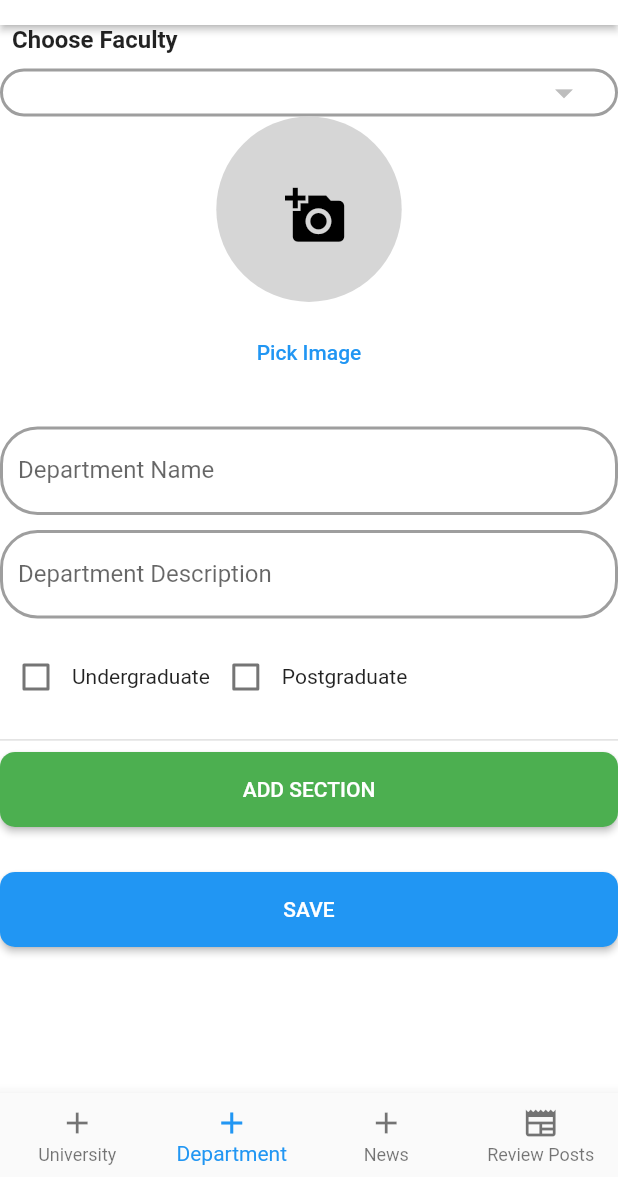
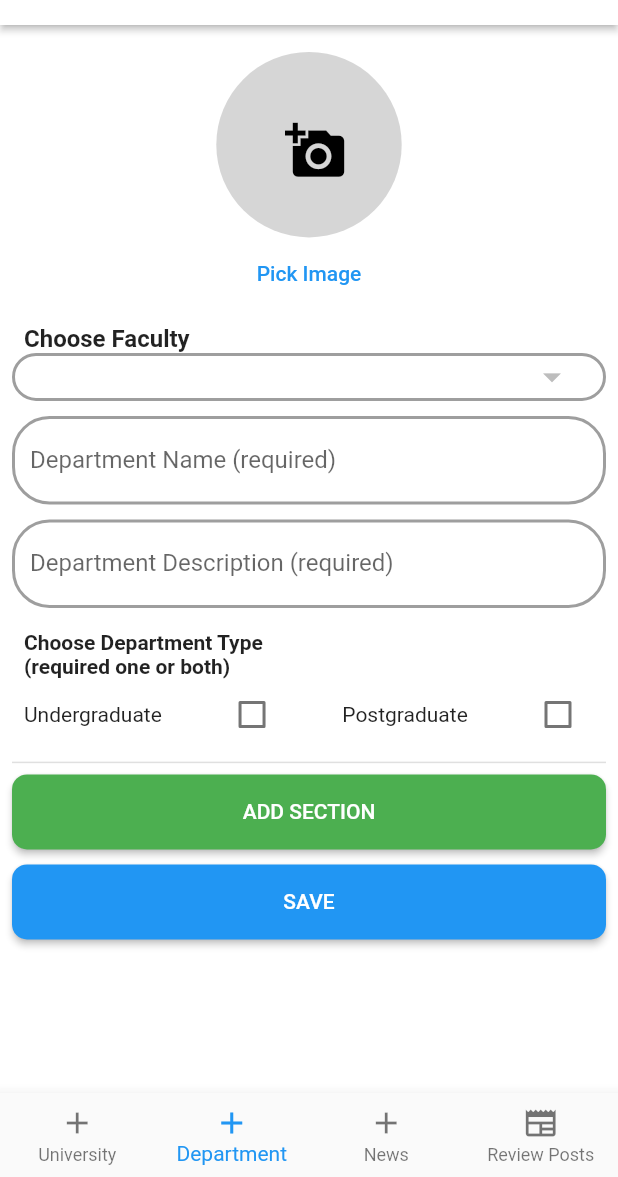
Before and after one commit to Hazem010h/admin_alex_uni, a Flutter app: the LayoutScreen screen opened directly, item 2 of the bottom bar chosen, on a phone screen of 412 x 824 dp, the part 59-1236 px from its top. Run offline on Flutter 3.47's test engine with Material 2 defaults, Android fonts, the phone set to English and light mode, and no system bars; our stand-ins replace another_flushbar, bloc, cloud_firestore, conditional_builder_null_safety, firebase_auth, firebase_core and 7 more; accounts and stored records are empty.

Commit message:
some add departments edits

```diff
--- a/lib/screens/add_department_screen.dart
+++ b/lib/screens/add_department_screen.dart
@@ -30,12 +30,20 @@ class _AddDepartmentScreenState extends State<AddDepartmentScreen> {
   String? mainDescription;
   List<String?> descriptions = [];
   TextEditingController departmentNameController = TextEditingController();
-  TextEditingController departmentdescriptionsController = TextEditingController();
+  TextEditingController departmentdescriptionsController =
+      TextEditingController();
 
-  // Variables for radio buttons
-bool? isUnderGraduateList =false;
-  bool? isPostGraduateList =false;
+  bool? isUnderGraduateList = false;
+  bool? isPostGraduateList = false;
 
+  bool showErrorMessage = false;
+
+  @override
+  void initState() {
+    // TODO: implement initState
+    super.initState();
+    AppCubit.get(context).getUniversities();
+  }
 
   @override
   Widget build(BuildContext context) {
@@ -67,9 +75,46 @@ bool? isUnderGraduateList =false;
       },
       builder: (context, state) {
         AppCubit cubit = AppCubit.get(context);
-        return SingleChildScrollView(
+        return Padding(
+          padding: const EdgeInsets.all(8.0),
+          child: SingleChildScrollView(
             child: Column(
               children: [
+                SizedBox(
+                  height: 10.0,
+                ),
+                Center(
+                  child: CircleAvatar(
+                    radius: MediaQuery.of(context).size.width * 0.15,
+                    backgroundColor: mainImage == null
+                        ? Colors.grey[350]
+                        : Theme.of(context).scaffoldBackgroundColor,
+                    child: mainImage == null
+                        ? IconButton(
+                            onPressed: () {},
+                            icon: Icon(
+                              Icons.add_a_photo,
+                              color: Colors.black,
+                              size: MediaQuery.of(context).size.width * 0.1,
+                            ),
+                          )
+                        : Image.file(mainImage!),
+                  ),
+                ),
+                Center(
+                  child: TextButton(
+                    onPressed: () async {
+                      mainImage = await pickImage();
+                      setState(() {
+                        mainImage;
+                      });
+                    },
+                    child: const Text('Pick Image'),
+                  ),
+                ),
+                const SizedBox(
+                  height: 10,
+                ),
                 Row(
                   children: [
                     Padding(
@@ -83,9 +128,6 @@ bool? isUnderGraduateList =false;
                       ),
                     ),
                   ],
-              ),
-              SizedBox(
-                height: 10.0,
                 ),
                 Container(
                   decoration: BoxDecoration(
@@ -122,46 +164,11 @@ bool? isUnderGraduateList =false;
                     },
                   ),
                 ),
-              Center(
-                child: CircleAvatar(
-                  radius: MediaQuery.of(context).size.width * 0.15,
-                  backgroundColor: mainImage == null
-                      ? Colors.grey[350]
-                      : Theme.of(context).scaffoldBackgroundColor,
-                  child:mainImage == null
-                      ? IconButton(
-                    onPressed: () {},
-                    icon: Icon(
-                      Icons.add_a_photo,
-                      color: Colors.black,
-                      size: MediaQuery.of(context).size.width * 0.1,
-                    ),
-                  )
-                      : Image.file(mainImage!),
-                ),
-              ),
                 const SizedBox(
-                height: 10,
-              ),
-              Center(
-                child: TextButton(
-                  onPressed: () async {
-                    mainImage = await pickImage();
-                    setState(() {
-                      mainImage;
-                    });
-                  },
-                  child: const Text('Pick Image'),
-                ),
-              ),
-              const SizedBox(
-                height: 10,
-              ),
-              const SizedBox(
-                height: 10,
+                  height: 5,
                 ),
                 reusableTextFormField(
-                label: 'Department Name',
+                  label: 'Department Name (required)',
                   onChanged: (value) {
                     mainTitle = value;
                     return null;
@@ -171,7 +178,7 @@ bool? isUnderGraduateList =false;
                   onTap: () {},
                 ),
                 reusableTextFormField(
-                label: 'Department Description',
+                  label: 'Department Description (required)',
                   onChanged: (value) {
                     mainDescription = value;
                     return null;
@@ -183,37 +190,46 @@ bool? isUnderGraduateList =false;
                 const SizedBox(
                   height: 10,
                 ),
-
-              Row(
+                Container(
+                  width: double.infinity,
+                  padding: const EdgeInsets.symmetric(horizontal: 8.0),
+                  child: Text(
+                    'Choose Department Type\n(required one or both)',
+                    textAlign: TextAlign.start,
+                    style: TextStyle(
+                      fontWeight: FontWeight.bold,
+                    ),
+                  ),
+                ),
+                Padding(
+                  padding: const EdgeInsets.symmetric(horizontal: 8.0),
+                  child: Row(
+                    mainAxisAlignment: MainAxisAlignment.spaceBetween,
                     children: [
+                      Text('Undergraduate'),
                       Checkbox(
                         value: isUnderGraduateList ?? false,
                         onChanged: (value) {
                           setState(() {
                             isUnderGraduateList = value;
-
                           });
                         },
                       ),
-                  Text('Undergraduate'),
+                      Text('Postgraduate'),
                       Checkbox(
-                    value: isPostGraduateList?? false,
+                        value: isPostGraduateList ?? false,
                         onChanged: (value) {
                           setState(() {
                             isPostGraduateList = value;
                           });
                         },
                       ),
-                  Text('Postgraduate'),
                     ],
                   ),
-              const SizedBox(
-                height: 10,
                 ),
                 Divider(
                   thickness: 1.0,
                 ),
-
                 ListView.separated(
                   shrinkWrap: true,
                   physics: const NeverScrollableScrollPhysics(),
@@ -227,18 +243,12 @@ bool? isUnderGraduateList =false;
                   },
                   itemCount: sectionNumber,
                 ),
-
                 reusableElevatedButton(
                   label: 'add section',
                   backColor: Colors.green,
                   function: () {
                     setState(() {
                       sectionNumber++;
-                    // Add new items to the lists when adding a new section
-                    images.add(null);
-                    titles.add('');
-                    descriptions.add('');
-
                     });
                   },
                 ),
@@ -252,29 +262,48 @@ bool? isUnderGraduateList =false;
                     function: () {
                       setState(() {
                         sectionNumber--;
-                      // Remove the last items from the lists when deleting a section
                         images.removeLast();
                         titles.removeLast();
                         descriptions.removeLast();
-
                       });
                     },
                   ),
+                if (sectionNumber > 0)
                   const SizedBox(
                     height: 10,
                   ),
-              // Radio buttons for undergraduates and postgraduates
-
+                if (showErrorMessage)
+                  const Text(
+                    'Please fill all required fields',
+                    style: TextStyle(
+                      color: Colors.red,
+                    ),
+                  ),
+                if (showErrorMessage)
                   const SizedBox(
                     height: 10,
                   ),
                 reusableElevatedButton(
                   label: 'Save',
                   function: () async {
+                    if (mainTitle == null ||
+                        mainDescription == null ||
+                        mainImage == null ||
+                        (isUnderGraduateList == false &&
+                            isPostGraduateList == false)) {
+                      setState(() {
+                        showErrorMessage = true;
+                      });
+                      return;
+                    }
+                    setState(() {
+                      showErrorMessage = false;
+                    });
                     await uploadDepartments();
                   },
                 ),
               ],
+            ),
           ),
         );
       },
@@ -293,7 +322,6 @@ bool? isUnderGraduateList =false;
       images.add(null);
       descriptions.add(null);
       titles.add(null);
-
     }
 
     departmentDescriptionController.text = descriptions[index] ?? '';
@@ -318,7 +346,7 @@ bool? isUnderGraduateList =false;
             backgroundColor: images[index] == null
                 ? Colors.grey[350]
                 : Theme.of(context).scaffoldBackgroundColor,
-            child:images[index] == null
+            child: images[index] == null
                 ? IconButton(
                     onPressed: () {},
                     icon: Icon(
@@ -354,7 +382,6 @@ bool? isUnderGraduateList =false;
           keyboardType: TextInputType.text,
           onTap: () {},
         ),
-
         reusableTextFormField(
           label: 'Section Description',
           onChanged: (value) {
@@ -368,11 +395,9 @@ bool? isUnderGraduateList =false;
         const SizedBox(
           height: 10,
         ),
-
       ],
     );
   }
-
 
   Future<File?> pickImage() async {
     File? image;
@@ -407,7 +432,6 @@ bool? isUnderGraduateList =false;
 
       // Set the initial department data
       await departmentRef.set({
-
         'name': mainTitle,
         'description': mainDescription,
         'isUndergraduate': isUnderGraduateList,
@@ -421,8 +445,7 @@ bool? isUnderGraduateList =false;
       // Create a batch to perform multiple writes atomically
       WriteBatch batch = firestore.batch();
 
-      if(mainImage!=null){
-
+      if (mainImage != null) {
         final storageRef = storage.ref().child(
             'Departments/${departmentRef.id}/${DateTime.now().millisecondsSinceEpoch}');
         final uploadTask = storageRef.putFile(mainImage!);
@@ -437,53 +460,39 @@ bool? isUnderGraduateList =false;
         } else {
           print('Error uploading image: ');
         }
-
-
-
       }
-
-
-
+      String? imageUrl;
       for (int i = 0; i < images.length; i++) {
         final imageFile = images[i];
-        if (imageFile == null) {
-          continue;
-        }
-
+        if (imageFile != null) {
           final storageRef = storage.ref().child(
               'Departments/${departmentRef.id}/${DateTime.now().millisecondsSinceEpoch}');
           final uploadTask = storageRef.putFile(imageFile);
           final snapshot = await uploadTask;
           if (snapshot.state == firebase_storage.TaskState.success) {
-          final imageUrl = await storageRef.getDownloadURL();
+            imageUrl = await storageRef.getDownloadURL();
+          }
+        }else{
+            imageUrl = null;
+          }
 
-          // Update the department data with the image URL
           batch.update(departmentRef, {
             'sectionImages': FieldValue.arrayUnion([imageUrl]),
             'sectionTitles': FieldValue.arrayUnion([titles[i]]),
             'sectionDescriptions': FieldValue.arrayUnion([descriptions[i]]),
-
-
           });
-        } else {
-          print('Error uploading image: ');
-        }
       }
 
       // Commit the batch to execute all writes atomically
       await batch.commit();
 
-      // Reset form and state as needed
       setState(() {
         isUploading = false;
         nameController.clear();
         departmentController.clear();
-        // ... Reset other form fields and states ...
       });
     } catch (error) {
       print('Error uploading department: $error');
     }
   }
-
-
 }
```
Lines whose indentation alone changed are shown as unchanged.
